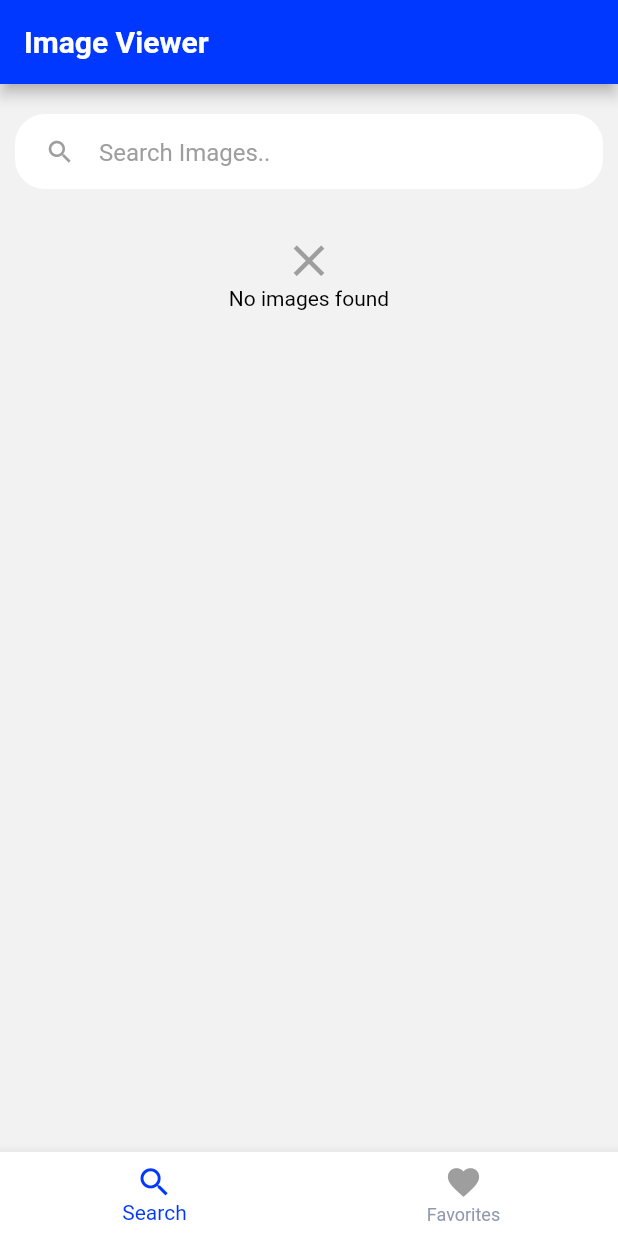
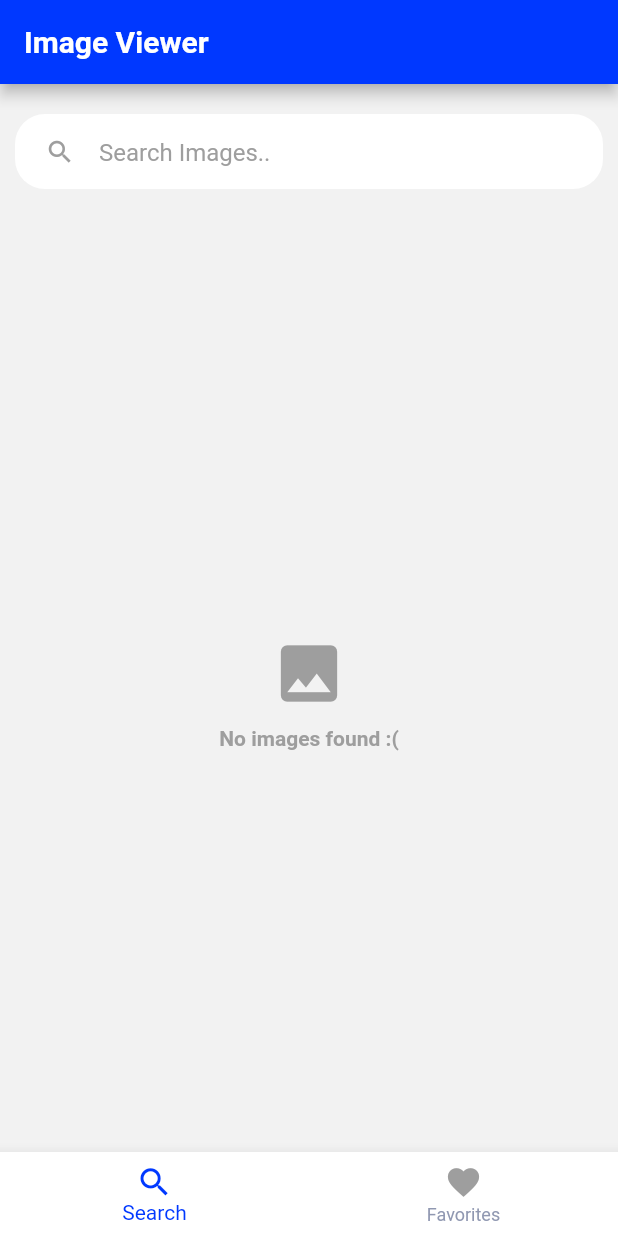
Before and after one commit to TomekSiudut/Image-Viewer, a Flutter app: the screen it shows after launch, on a phone screen of 412 x 824 dp. Run offline on Flutter 3.47's test engine with Material 2 defaults, Android fonts, the phone set to English and light mode, and no system bars; our stand-ins replace rxdart; network calls fail.

Commit message:
empty list message added

```diff
--- a/lib/widgets/empty_list.dart
+++ b/lib/widgets/empty_list.dart
@@ -2,16 +2,18 @@ import "package:flutter/material.dart";
 
 class EmptyList extends StatelessWidget {
   final Widget child;
-
   const EmptyList({Key key, this.child}) : super(key: key);
 
   @override
   Widget build(BuildContext context) {
     return Center(
         child: Column(
+      mainAxisAlignment: MainAxisAlignment.center,
       children: <Widget>[
-        Icon(Icons.close, color: Colors.grey, size: 35.0),
-        Text("No images found", style: TextStyle(color: Colors.black))
+        Icon(Icons.image, color: Colors.grey, size: 50.0),
+        SizedBox(height: 10.0),
+        Text("No images found :(",
+            style: TextStyle(color: Colors.grey, fontWeight: FontWeight.bold))
       ],
     ));
   }
```
